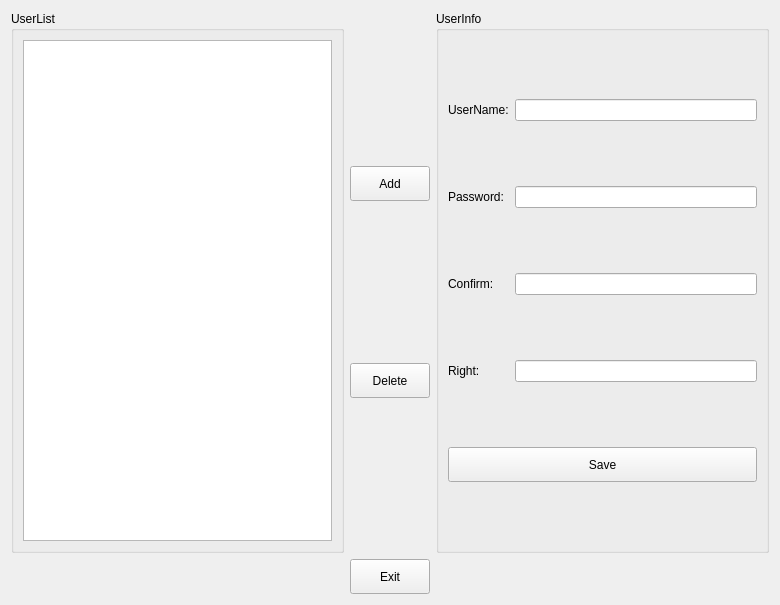
Old version of the form source/usermanage/usermanagedlg/usermanagedlg.ui in the repository flimmy78/qtverify.
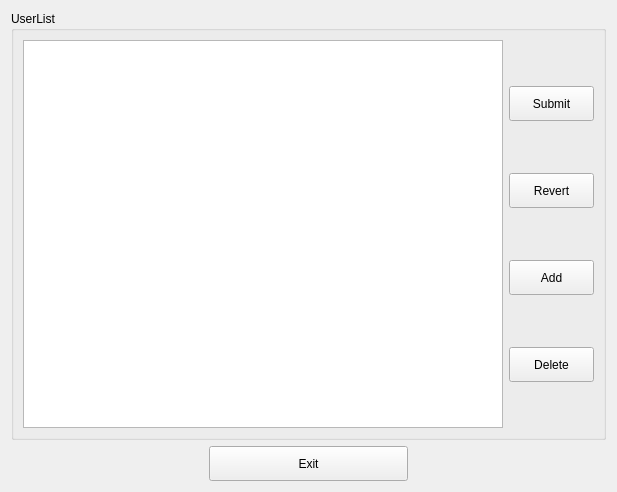
New version of the form. Icons and pictures are not drawn.

Diff of the .ui file:
```diff
--- a/source/usermanage/usermanagedlg/usermanagedlg.ui
+++ b/source/usermanage/usermanagedlg/usermanagedlg.ui
@@ -9,8 +9,8 @@
    <rect>
     <x>0</x>
     <y>0</y>
-    <width>780</width>
-    <height>605</height>
+    <width>617</width>
+    <height>492</height>
    </rect>
   </property>
   <property name="windowTitle">
@@ -20,9 +20,7 @@
    <iconset resource="usermanage.qrc">
     <normaloff>:/usermanage/images/usermanage.png</normaloff>:/usermanage/images/usermanage.png</iconset>
   </property>
-  <layout class="QGridLayout" name="gridLayout_6">
-   <item row="0" column="0">
-    <layout class="QGridLayout" name="gridLayout_4">
+  <layout class="QGridLayout" name="gridLayout_3">
      <item row="0" column="0">
       <widget class="QGroupBox" name="groupBox_2">
        <property name="title">
@@ -32,25 +30,98 @@
         <item row="0" column="0">
          <widget class="QTableView" name="userTableView"/>
         </item>
-       </layout>
-      </widget>
-     </item>
      <item row="0" column="1">
-      <layout class="QGridLayout" name="gridLayout_3">
+       <layout class="QGridLayout" name="gridLayout_2">
        <item row="0" column="0">
+         <spacer name="verticalSpacer_5">
+          <property name="orientation">
+           <enum>Qt::Vertical</enum>
+          </property>
+          <property name="sizeHint" stdset="0">
+           <size>
+            <width>85</width>
+            <height>18</height>
+           </size>
+          </property>
+         </spacer>
+        </item>
+        <item row="1" column="0">
+         <widget class="QPushButton" name="btnSubmit">
+          <property name="sizePolicy">
+           <sizepolicy hsizetype="Preferred" vsizetype="Preferred">
+            <horstretch>0</horstretch>
+            <verstretch>0</verstretch>
+           </sizepolicy>
+          </property>
+          <property name="minimumSize">
+           <size>
+            <width>80</width>
+            <height>35</height>
+           </size>
+          </property>
+          <property name="maximumSize">
+           <size>
+            <width>16777215</width>
+            <height>16777215</height>
+           </size>
+          </property>
+          <property name="text">
+           <string>Submit</string>
+          </property>
+         </widget>
+        </item>
+        <item row="2" column="0">
         <spacer name="verticalSpacer">
          <property name="orientation">
           <enum>Qt::Vertical</enum>
          </property>
          <property name="sizeHint" stdset="0">
           <size>
-           <width>20</width>
-           <height>40</height>
+            <width>85</width>
+            <height>17</height>
           </size>
          </property>
         </spacer>
        </item>
-       <item row="1" column="0">
+        <item row="3" column="0">
+         <widget class="QPushButton" name="btnRevert">
+          <property name="sizePolicy">
+           <sizepolicy hsizetype="Preferred" vsizetype="Preferred">
+            <horstretch>0</horstretch>
+            <verstretch>0</verstretch>
+           </sizepolicy>
+          </property>
+          <property name="minimumSize">
+           <size>
+            <width>80</width>
+            <height>35</height>
+           </size>
+          </property>
+          <property name="maximumSize">
+           <size>
+            <width>16777215</width>
+            <height>16777215</height>
+           </size>
+          </property>
+          <property name="text">
+           <string>Revert</string>
+          </property>
+         </widget>
+        </item>
+        <item row="4" column="0">
+         <spacer name="verticalSpacer_2">
+          <property name="orientation">
+           <enum>Qt::Vertical</enum>
+          </property>
+          <property name="sizeHint" stdset="0">
+           <size>
+            <width>85</width>
+            <height>17</height>
+           </size>
+          </property>
+         </spacer>
+        </item>
+        <item row="5" column="0">
         <widget class="QPushButton" name="btnAdd">
          <property name="sizePolicy">
           <sizepolicy hsizetype="Preferred" vsizetype="Preferred">
@@ -75,20 +146,20 @@
          </property>
         </widget>
        </item>
-       <item row="2" column="0">
-        <spacer name="verticalSpacer_2">
+        <item row="6" column="0">
+         <spacer name="verticalSpacer_3">
          <property name="orientation">
           <enum>Qt::Vertical</enum>
          </property>
          <property name="sizeHint" stdset="0">
           <size>
-           <width>20</width>
-           <height>40</height>
+            <width>85</width>
+            <height>18</height>
           </size>
          </property>
         </spacer>
        </item>
-       <item row="3" column="0">
+        <item row="7" column="0">
         <widget class="QPushButton" name="btnDelete">
          <property name="sizePolicy">
           <sizepolicy hsizetype="Preferred" vsizetype="Preferred">
@@ -113,104 +184,23 @@
          </property>
         </widget>
        </item>
-       <item row="4" column="0">
-        <spacer name="verticalSpacer_3">
+        <item row="8" column="0">
+         <spacer name="verticalSpacer_4">
          <property name="orientation">
           <enum>Qt::Vertical</enum>
          </property>
          <property name="sizeHint" stdset="0">
           <size>
-           <width>20</width>
-           <height>40</height>
+            <width>85</width>
+            <height>18</height>
           </size>
          </property>
         </spacer>
        </item>
       </layout>
      </item>
-     <item row="0" column="2">
-      <widget class="QGroupBox" name="groupBox">
-       <property name="title">
-        <string>UserInfo</string>
-       </property>
-       <layout class="QGridLayout" name="gridLayout_2">
-        <item row="0" column="0">
-         <widget class="QLabel" name="label">
-          <property name="text">
-           <string>UserName:</string>
-          </property>
-         </widget>
-        </item>
-        <item row="0" column="1">
-         <widget class="QLineEdit" name="lineEditUserName"/>
-        </item>
-        <item row="1" column="0">
-         <widget class="QLabel" name="label_2">
-          <property name="text">
-           <string>Password:</string>
-          </property>
-         </widget>
-        </item>
-        <item row="1" column="1">
-         <widget class="QLineEdit" name="lineEditPassword"/>
-        </item>
-        <item row="2" column="0">
-         <widget class="QLabel" name="label_3">
-          <property name="text">
-           <string>Confirm:</string>
-          </property>
-         </widget>
-        </item>
-        <item row="2" column="1">
-         <widget class="QLineEdit" name="lineEditConfirm">
-          <property name="text">
-           <string/>
-          </property>
-         </widget>
-        </item>
-        <item row="3" column="0">
-         <widget class="QLabel" name="label_4">
-          <property name="text">
-           <string>Right:</string>
-          </property>
-         </widget>
-        </item>
-        <item row="3" column="1">
-         <widget class="QLineEdit" name="lineEditRight">
-          <property name="text">
-           <string/>
-          </property>
-         </widget>
-        </item>
-        <item row="4" column="0" colspan="2">
-         <widget class="QPushButton" name="btnSave">
-          <property name="sizePolicy">
-           <sizepolicy hsizetype="Preferred" vsizetype="Fixed">
-            <horstretch>0</horstretch>
-            <verstretch>0</verstretch>
-           </sizepolicy>
-          </property>
-          <property name="minimumSize">
-           <size>
-            <width>80</width>
-            <height>35</height>
-           </size>
-          </property>
-          <property name="maximumSize">
-           <size>
-            <width>16777215</width>
-            <height>16777215</height>
-           </size>
-          </property>
-          <property name="text">
-           <string>Save</string>
-          </property>
-         </widget>
-        </item>
-       </layout>
-      </widget>
-     </item>
-    </layout>
+     </layout>
+    </widget>
    </item>
    <item row="1" column="0">
     <layout class="QGridLayout" name="gridLayout_5">
@@ -230,7 +220,7 @@
      <item row="0" column="1">
       <widget class="QPushButton" name="btnExit">
        <property name="sizePolicy">
-        <sizepolicy hsizetype="Preferred" vsizetype="Preferred">
+        <sizepolicy hsizetype="Expanding" vsizetype="Preferred">
          <horstretch>0</horstretch>
          <verstretch>0</verstretch>
         </sizepolicy>
```
Lines whose indentation alone changed are shown as unchanged.
